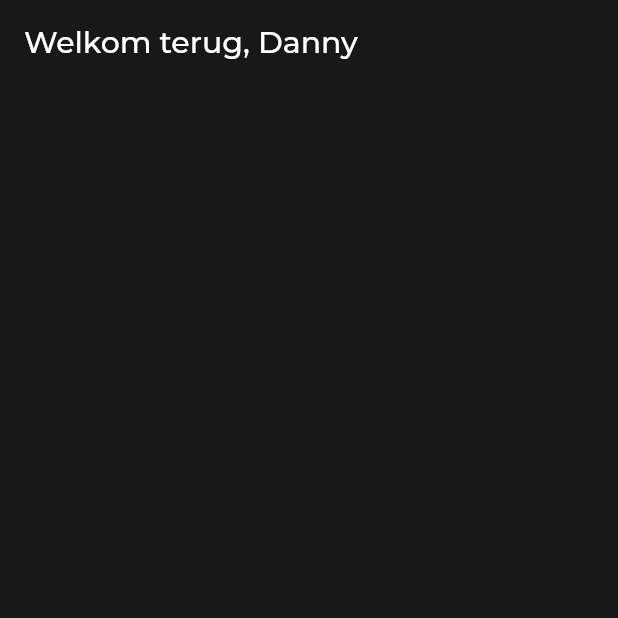
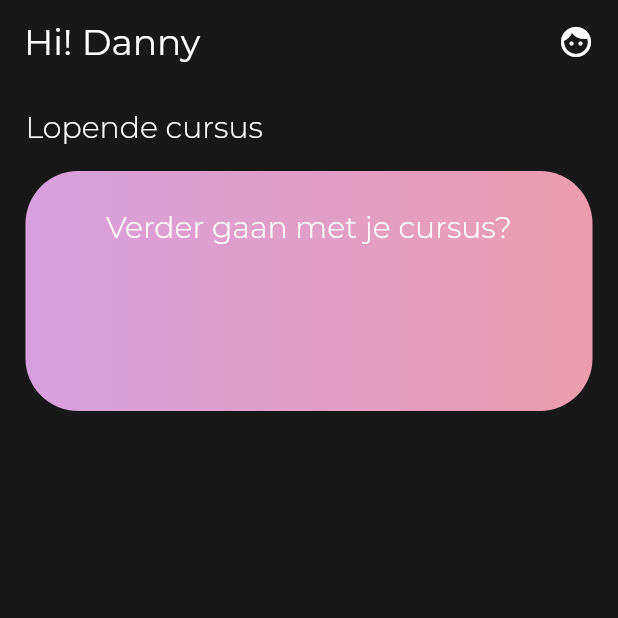
Before and after one commit to dannyajc/nailstudy_app_flutter, a Flutter app: the screen it shows after launch, on a phone screen of 412 x 824 dp, the top half of it. Run offline on Flutter 3.47's test engine with Material 2 defaults, Android fonts, the light colour scheme and no system bars; our stand-ins replace google_fonts.

Commit message:
First UI things

```diff
--- a/lib/constants.dart
+++ b/lib/constants.dart
@@ -2,5 +2,8 @@ import 'package:flutter/cupertino.dart';
 
 const kPrimaryColor = Color(0xFFD8A0DF);
 const kSecondaryColor = Color(0xFFFAD1FF);
-const kTertiaryColor = Color(0xFFBFDEA0);
+const kTertiaryColor = Color(0xFFEB9DAE);
+const kAccentColor = Color(0xFFBFDEA0);
 const kDefaultBackgroundColor = Color(0xFF181818);
+
+const kDefaultPadding = 17.0;
--- a/lib/main.dart
+++ b/lib/main.dart
@@ -14,9 +14,15 @@
   Widget build(BuildContext context) {
     return MaterialApp(
       title: 'Flutter Demo',
+      debugShowCheckedModeBanner: false,
       theme: ThemeData(
-        textTheme: GoogleFonts.montserratTextTheme(Theme.of(context).textTheme),
-      ),
+          textTheme: GoogleFonts.montserratTextTheme(Theme.of(context)
+              .textTheme
+              .copyWith(headline6: const TextStyle(fontWeight: FontWeight.w300))
+              .apply(
+                bodyColor: Colors.white,
+                displayColor: Colors.white,
+              ))),
       home: const HomePage(),
     );
   }
@@ -32,13 +38,65 @@
 class _HomePageState extends State<HomePage> {
   @override
   Widget build(BuildContext context) {
+    var screen = MediaQuery.of(context).size;
     return Scaffold(
       appBar: AppBar(
-        title: const Text('Welkom terug, Danny'),
+        title: Text('Hi! Danny', style: Theme.of(context).textTheme.headline5),
         elevation: 0,
         backgroundColor: kDefaultBackgroundColor,
+        actions: [
+          ClipOval(
+              child: Material(
+            color: kDefaultBackgroundColor, // Button color
+            child: InkWell(
+              splashColor: kPrimaryColor, // Splash color
+              onTap: () {},
+              child: const SizedBox(
+                width: 56,
+                height: 56,
+                child: Icon(Icons.face),
+              ),
+            ),
+          ))
+        ],
       ),
       backgroundColor: kDefaultBackgroundColor,
+      body: Container(
+          padding: const EdgeInsets.all(kDefaultPadding),
+          child: Column(
+            crossAxisAlignment: CrossAxisAlignment.start,
+            children: [
+              Text('Lopende cursus',
+                  style: Theme.of(context).textTheme.headline6),
+              Container(
+                margin: const EdgeInsets.only(top: kDefaultPadding),
+                height: 160,
+                width: screen.width,
+                decoration: BoxDecoration(
+                    borderRadius: BorderRadius.circular(35),
+                    gradient: const LinearGradient(
+                        colors: [
+                          kPrimaryColor,
+                          kTertiaryColor,
+                        ],
+                        begin: FractionalOffset(0.0, 0.0),
+                        end: FractionalOffset(1.0, 0.0),
+                        stops: [0.0, 1.0],
+                        tileMode: TileMode.clamp)),
+                child: Container(
+                  padding: const EdgeInsets.all(kDefaultPadding * 1.5),
+                  child: Column(
+                    children: [
+                      Text(
+                        'Verder gaan met je cursus?',
+                        style: Theme.of(context).textTheme.headline6,
+                      )
+                    ],
+                  ),
+                ),
+              ),
+            ],
+          )),
     );
   }
 }
```
